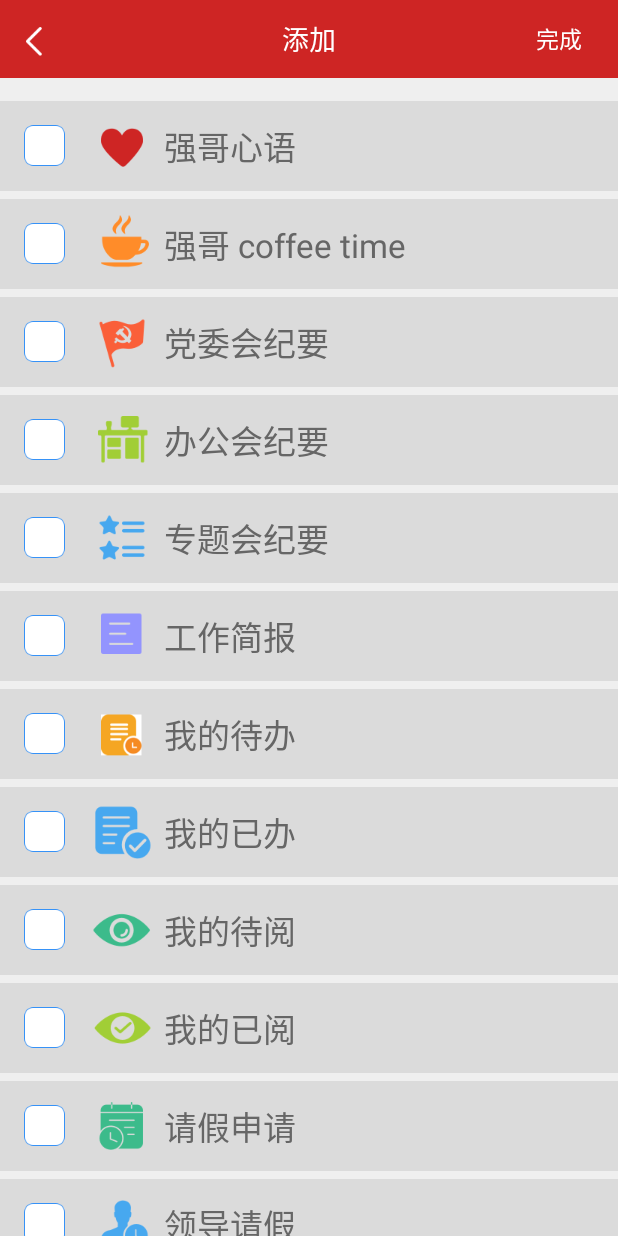
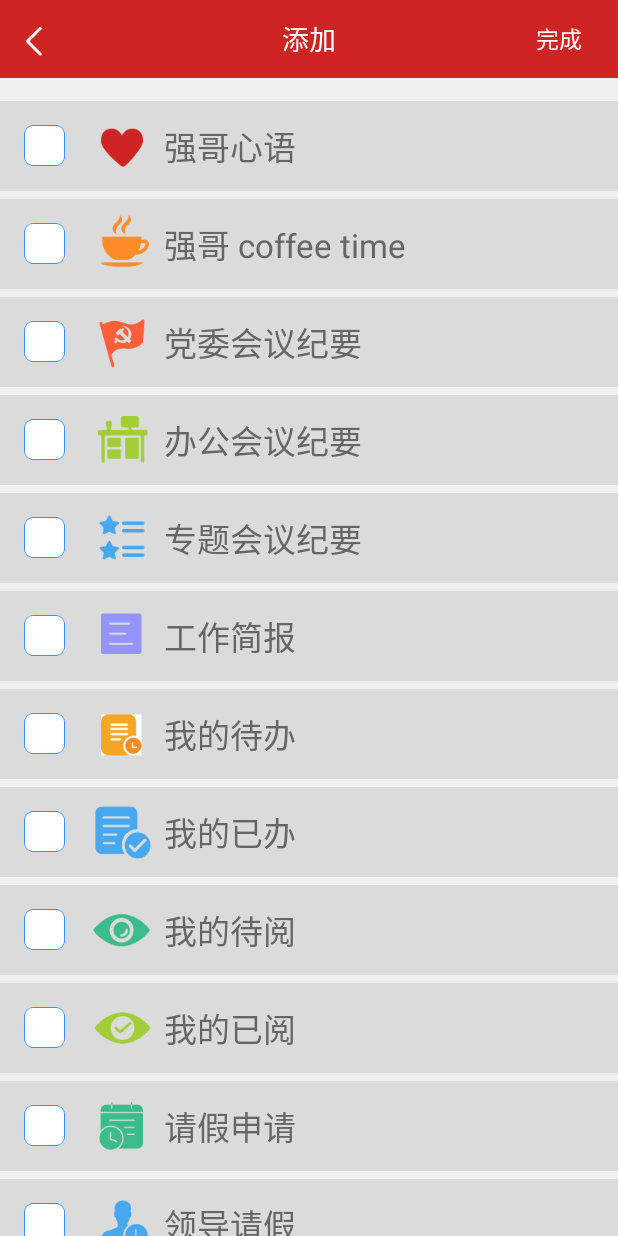
Before and after one commit to lvhailing/zx_my, an Android app: the AddFourActivity screen opened directly, with no data from a screen before it, on a phone screen of 412 x 824 dp. Run offline under Robolectric (Android 15) with nearby library versions, the phone set to English and light mode, and no system bars; 2 statements that could not run were skipped.

Commit message:
专题会纪要 改成 专题会议纪要

```diff
--- a/app/build.gradle
+++ b/app/build.gradle
@@ -9,8 +9,8 @@ android {
         applicationId "com.my.zx"
         minSdkVersion 14
         targetSdkVersion 16
-        versionCode 402
-        versionName "4.0.2"
+        versionCode 403
+        versionName "4.0.3"
         testInstrumentationRunner "android.support.test.runner.AndroidJUnitRunner"
     }
 
--- a/app/src/main/java/com/my/zx/Constant.java
+++ b/app/src/main/java/com/my/zx/Constant.java
@@ -19,9 +19,9 @@ public class Constant {
     public static final int COFFE = 22000;        //Coffe Time
     public static final int ZHINENG = 23000;        //职能部门动态
     public static final int TUPIAN_NEWS = 24000;        //图片新闻
-    public static final int DANGWEI_JIYAO = 25100;        //党委会纪要
-    public static final int BANGONG_JIYAO = 25000;        //办公会纪要
-    public static final int ZHUANTI_JIYAO = 26000;        //专题会纪要
+    public static final int DANGWEI_JIYAO = 25100;        //党委会议纪要
+    public static final int BANGONG_JIYAO = 25000;        //办公会议纪要
+    public static final int ZHUANTI_JIYAO = 26000;        //专题会议纪要
     public static final int GONGZUO_JIANBAO = 27000;        //工作简报
     public static final int DANGJIAN_GONGZUO = 28000;        //党建工作
     public static final int JIJIAN_JIANCHA = 29000;        //纪检监察
--- a/app/src/main/java/com/my/zx/ac/MoreActivity.java
+++ b/app/src/main/java/com/my/zx/ac/MoreActivity.java
@@ -200,13 +200,13 @@ public class MoreActivity extends BaseActivity implements View.OnClickListener {
             case R.id.rl_qiang_coffee:   //强哥 coffee time
                 goToActivity(Constant.COFFE);
                 break;
-            case R.id.rl_dangwei_jiyao:   //党委会纪要
+            case R.id.rl_dangwei_jiyao:   //党委会议纪要
                 goToActivity(Constant.DANGWEI_JIYAO);
                 break;
-            case R.id.rl_bangong_jiyao:   //办公会纪要
+            case R.id.rl_bangong_jiyao:   //办公会议纪要
                 goToActivity(Constant.BANGONG_JIYAO);
                 break;
-            case R.id.rl_zhuanti_jiyao:   //专题会纪要
+            case R.id.rl_zhuanti_jiyao:   //专题会议纪要
                 goToActivity(Constant.ZHUANTI_JIYAO);
                 break;
             case R.id.rl_gongzuo_jianbao:   //工作简报
--- a/app/src/main/java/com/my/zx/utils/DbUtil.java
+++ b/app/src/main/java/com/my/zx/utils/DbUtil.java
@@ -64,9 +64,9 @@ public class DbUtil {
         mList.add(new HomeMo(21000, "强哥心语"));
         mList.add(new HomeMo(22000, "强哥 coffee time"));
 
-        mList.add(new HomeMo(Constant.DANGWEI_JIYAO, "党委会纪要"));
-        mList.add(new HomeMo(Constant.BANGONG_JIYAO, "办公会纪要"));
-        mList.add(new HomeMo(Constant.ZHUANTI_JIYAO, "专题会纪要"));
+        mList.add(new HomeMo(Constant.DANGWEI_JIYAO, "党委会议纪要"));
+        mList.add(new HomeMo(Constant.BANGONG_JIYAO, "办公会议纪要"));
+        mList.add(new HomeMo(Constant.ZHUANTI_JIYAO, "专题会议纪要"));
         mList.add(new HomeMo(Constant.GONGZUO_JIANBAO, "工作简报"));
 
         mList.add(new HomeMo(12000, "我的待办"));
--- a/app/src/main/java/com/my/zx/utils/ImageLoadUtil.java
+++ b/app/src/main/java/com/my/zx/utils/ImageLoadUtil.java
@@ -159,13 +159,13 @@ public class ImageLoadUtil {
             case Constant.TUPIAN_NEWS: // 图片新闻
                 rId = R.drawable.home_tupian_news_normal;
                 break;
-            case Constant.DANGWEI_JIYAO: // 党委会纪要
+            case Constant.DANGWEI_JIYAO: // 党委会议纪要
                 rId = R.drawable.home_dangwei_jiyao;
                 break;
-            case Constant.BANGONG_JIYAO: // 办公会纪要
+            case Constant.BANGONG_JIYAO: // 办公会议纪要
                 rId = R.drawable.home_bangong_jiyao;
                 break;
-            case Constant.ZHUANTI_JIYAO: // 专题会纪要
+            case Constant.ZHUANTI_JIYAO: // 专题会议纪要
                 rId = R.drawable.home_zhuanti_jiyao;
                 break;
             case Constant.GONGZUO_JIANBAO: // 工作简报
--- a/app/src/main/res/layout/layout_edit_jiyao_jianbao.xml
+++ b/app/src/main/res/layout/layout_edit_jiyao_jianbao.xml
@@ -65,7 +65,7 @@
                 android:layout_height="wrap_content"
                 android:layout_below="@id/rl_1"
                 android:layout_centerHorizontal="true"
-                android:text="党委会纪要"
+                android:text="党委会议纪要"
                 android:textColor="@color/txt_gray_dark"
                 android:textSize="12sp"/>
         </RelativeLayout>
@@ -112,7 +112,7 @@
                 android:layout_height="wrap_content"
                 android:layout_below="@id/rl_2"
                 android:layout_centerHorizontal="true"
-                android:text="办公会纪要"
+                android:text="办公会议纪要"
                 android:textColor="@color/txt_gray_dark"
                 android:textSize="12sp"/>
         </RelativeLayout>
@@ -159,7 +159,7 @@
                 android:layout_height="wrap_content"
                 android:layout_below="@id/rl_3"
                 android:layout_centerHorizontal="true"
-                android:text="专题会纪要"
+                android:text="专题会议纪要"
                 android:textColor="@color/txt_gray_dark"
                 android:textSize="12sp"/>
         </RelativeLayout>
```
Also changed, not shown: app/src/main/java/com/my/zx/ac/AddActivity.java (+6 -6 lines).
